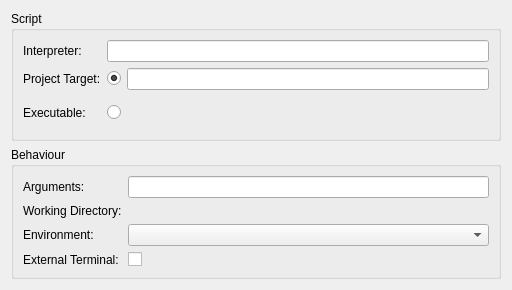
KDE/quanta, file scriptappconfig.ui: the form before one commit.
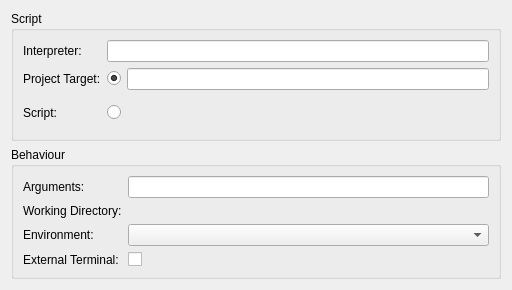
The form after the commit. Custom widgets are drawn as their Qt base class.

Commit message: change UI text from Executable to Script, as the user launches a script

What changed in the file:
```diff
--- a/scriptappconfig.ui
+++ b/scriptappconfig.ui
@@ -65,7 +65,7 @@
       <item row="2" column="0">
        <widget class="QLabel" name="label_2">
         <property name="text">
-         <string>Executable:</string>
+         <string>Script:</string>
         </property>
         <property name="buddy">
          <cstring>executableRadio</cstring>
```
Left out of the diff: 2 changed lines with no effect on the pictures.
